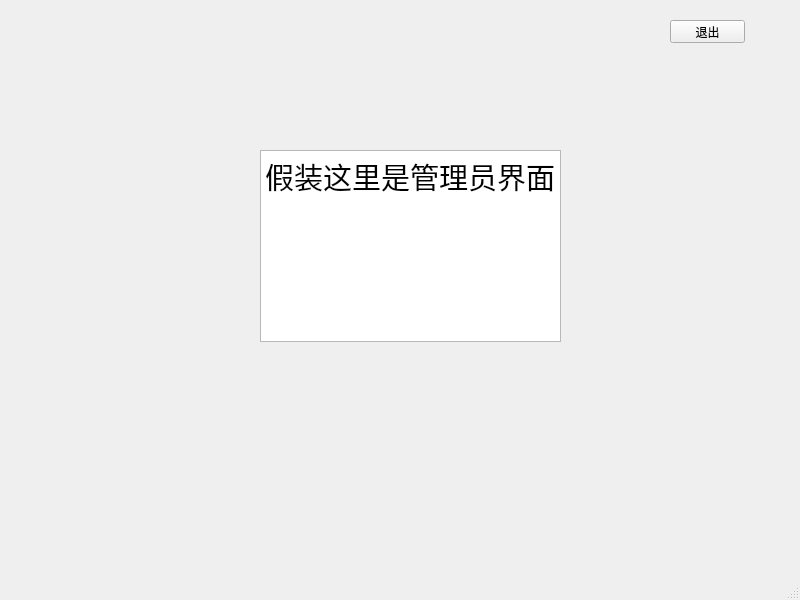
Old version of the form cpp-project/AdminMainWindow.ui in the repository MessengerOfSpring/Grade_Management_System_Qt.
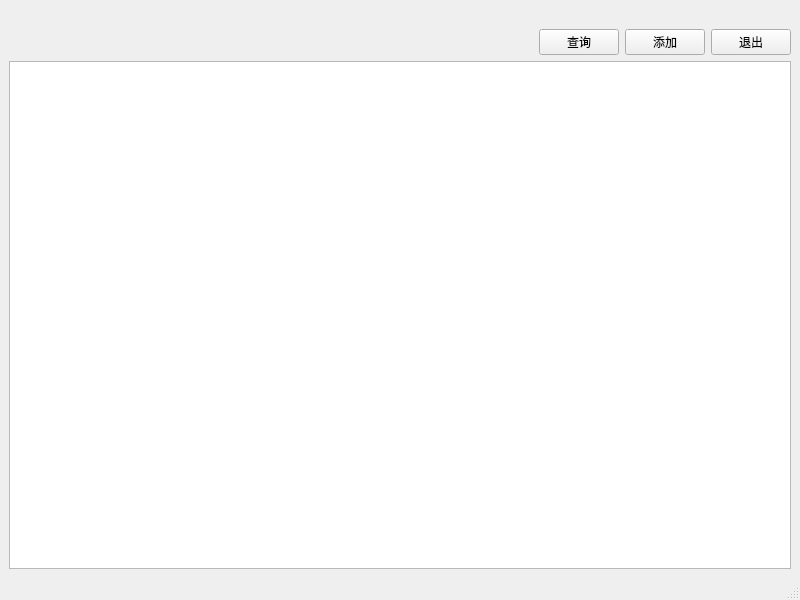
New version of the form.

Commit message: modify admin mainwindow

```diff
--- a/cpp-project/AdminMainWindow.ui
+++ b/cpp-project/AdminMainWindow.ui
@@ -14,36 +14,60 @@
    <string>MainWindow</string>
   </property>
   <widget class="QWidget" name="centralwidget">
-   <widget class="QTextBrowser" name="textBrowser">
-    <property name="geometry">
-     <rect>
-      <x>260</x>
-      <y>150</y>
-      <width>301</width>
-      <height>192</height>
-     </rect>
-    </property>
-    <property name="html">
-     <string>&lt;!DOCTYPE HTML PUBLIC &quot;-//W3C//DTD HTML 4.0//EN&quot; &quot;http://www.w3.org/TR/REC-html40/strict.dtd&quot;&gt;
-&lt;html&gt;&lt;head&gt;&lt;meta name=&quot;qrichtext&quot; content=&quot;1&quot; /&gt;&lt;style type=&quot;text/css&quot;&gt;
-p, li { white-space: pre-wrap; }
-&lt;/style&gt;&lt;/head&gt;&lt;body style=&quot; font-family:'SimSun'; font-size:9pt; font-weight:400; font-style:normal;&quot;&gt;
-&lt;p style=&quot; margin-top:0px; margin-bottom:0px; margin-left:0px; margin-right:0px; -qt-block-indent:0; text-indent:0px;&quot;&gt;&lt;span style=&quot; font-family:'Ubuntu'; font-size:22pt;&quot;&gt;假装这里是管理员界面&lt;/span&gt;&lt;/p&gt;&lt;/body&gt;&lt;/html&gt;</string>
-    </property>
-   </widget>
-   <widget class="QPushButton" name="Quit">
-    <property name="geometry">
-     <rect>
-      <x>670</x>
-      <y>20</y>
-      <width>75</width>
-      <height>23</height>
-     </rect>
-    </property>
-    <property name="text">
-     <string>退出</string>
-    </property>
-   </widget>
+   <layout class="QGridLayout" name="gridLayout">
+    <item row="0" column="0">
+     <layout class="QVBoxLayout" name="verticalLayout">
+      <item>
+       <widget class="QLabel" name="label">
+        <property name="text">
+         <string/>
+        </property>
+       </widget>
+      </item>
+      <item>
+       <layout class="QHBoxLayout" name="horizontalLayout">
+        <item>
+         <spacer name="horizontalSpacer">
+          <property name="orientation">
+           <enum>Qt::Horizontal</enum>
+          </property>
+          <property name="sizeHint" stdset="0">
+           <size>
+            <width>40</width>
+            <height>20</height>
+           </size>
+          </property>
+         </spacer>
+        </item>
+        <item>
+         <widget class="QPushButton" name="Find">
+          <property name="text">
+           <string>查询</string>
+          </property>
+         </widget>
+        </item>
+        <item>
+         <widget class="QPushButton" name="Add">
+          <property name="text">
+           <string>添加</string>
+          </property>
+         </widget>
+        </item>
+        <item>
+         <widget class="QPushButton" name="Quit">
+          <property name="text">
+           <string>退出</string>
+          </property>
+         </widget>
+        </item>
+       </layout>
+      </item>
+      <item>
+       <widget class="QTableWidget" name="tableWidget"/>
+      </item>
+     </layout>
+    </item>
+   </layout>
   </widget>
   <widget class="QMenuBar" name="menubar">
    <property name="geometry">
```
Left out of the diff: 2 changed lines with no effect on the pictures. The commit also changes 2 other files.
